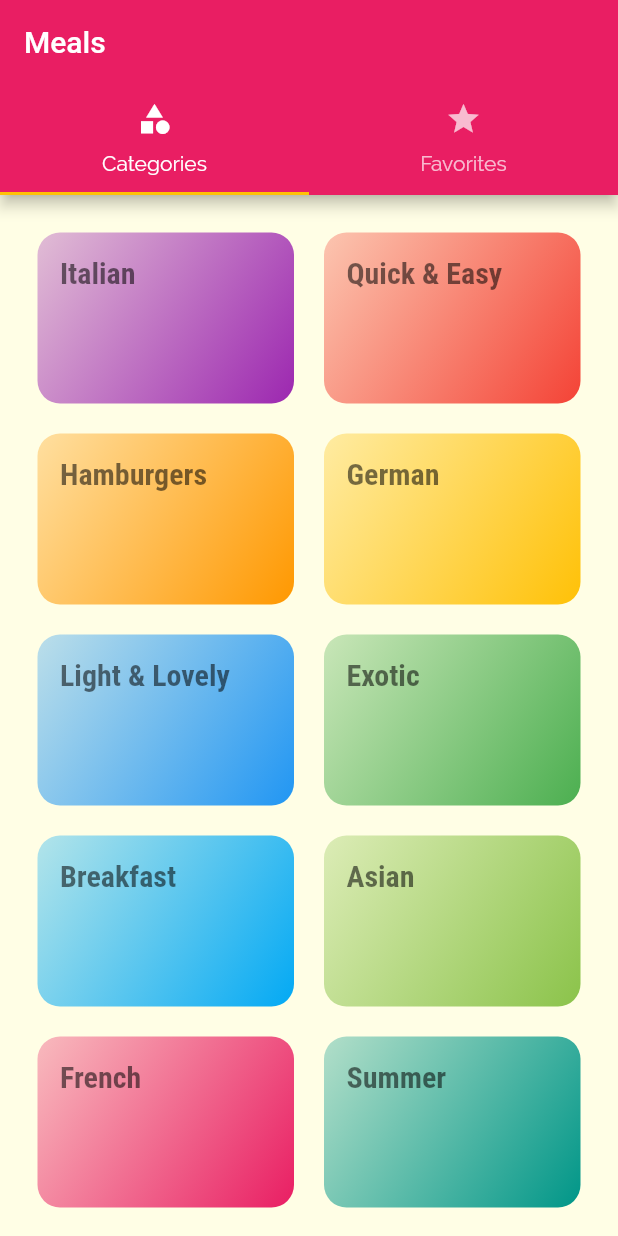
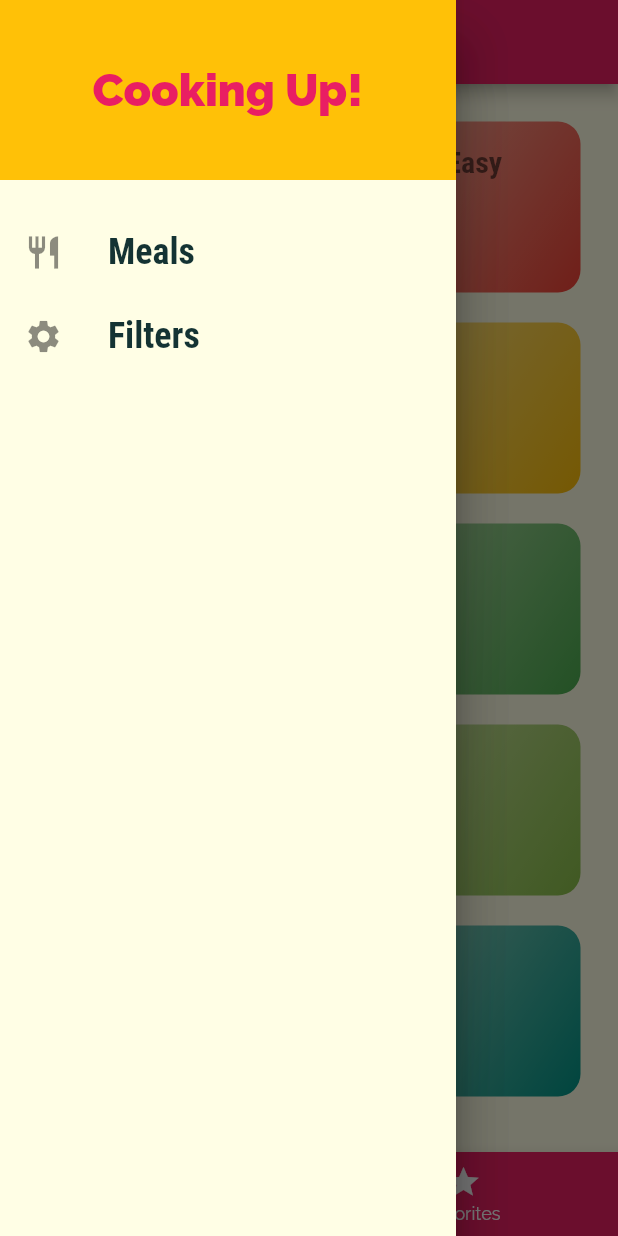
Before and after one commit to maple52046/flutter_demo_1, a Flutter app: the screen it shows after launch, with the side drawer open (before the commit the screen has no drawer), on a phone screen of 412 x 824 dp. Run offline on Flutter 3.47's test engine with Material 2 defaults, Android fonts, the phone set to English and light mode, and no system bars.

Commit message:
Finished pratice

```diff
--- /dev/null
+++ b/lib/drawers/main_drawer.dart
@@ -0,0 +1,59 @@
+import 'package:flutter/material.dart';
+import 'package:udemy_demo_1/screens/filter.dart';
+
+class MainDrawer extends StatelessWidget {
+  const MainDrawer({Key? key}) : super(key: key);
+
+  Widget buildListTile(String title, IconData icon, VoidCallback tapHandler) {
+    return ListTile(
+      leading: Icon(
+        icon,
+        size: 26,
+      ),
+      title: Text(
+        title,
+        style: const TextStyle(
+          fontFamily: 'RobotoCondensed',
+          fontSize: 24,
+          fontWeight: FontWeight.bold,
+        ),
+      ),
+      onTap: tapHandler,
+    );
+  }
+
+  @override
+  Widget build(BuildContext context) {
+    return Drawer(
+      child: Column(
+        children: [
+          Container(
+            height: 120,
+            width: double.infinity,
+            padding: const EdgeInsets.all(20),
+            alignment: Alignment.center,
+            color: Theme.of(context).accentColor,
+            child: Text(
+              'Cooking Up!',
+              style: TextStyle(
+                // fontFamily: 'Raleway',
+                fontWeight: FontWeight.w900,
+                fontSize: 30,
+                color: Theme.of(context).primaryColor,
+              ),
+            ),
+          ),
+          const SizedBox(
+            height: 20,
+          ),
+          buildListTile('Meals', Icons.restaurant, () {
+            Navigator.of(context).pushReplacementNamed('/');
+          }),
+          buildListTile('Filters', Icons.settings, () {
+            Navigator.of(context).pushReplacementNamed(FiltersScreen.routeName);
+          }),
+        ],
+      ),
+    );
+  }
+}
--- a/lib/main.dart
+++ b/lib/main.dart
@@ -1,11 +1,65 @@
 import 'package:flutter/material.dart';
-import 'package:udemy_demo_1/screens/tab.dart';
+import 'dummy_data.dart';
+import 'models/meal.dart';
+import 'screens/filter.dart';
 import 'screens/meal.dart';
 import 'screens/meal_detail.dart';
+import 'screens/tab.dart';
 
 void main() => runApp(MyApp());
 
-class MyApp extends StatelessWidget {
+class MyApp extends StatefulWidget {
+  @override
+  _MyAppState createState() => _MyAppState();
+}
+
+class _MyAppState extends State<MyApp> {
+  Map<String, bool> _filters = {
+    'gluten': false,
+    'lactose': false,
+    'vegan': false,
+    'vegetarian': false,
+  };
+
+  List<Meal> _availableMeals = DUMMY_MEALS;
+  List<Meal> _favoriteMeals = [];
+
+  bool _isFavoriteMeal(String mealId) {
+    return _favoriteMeals.any((meal) => meal.id == mealId);
+  }
+
+  void _setFilters(Map<String, bool> filterData) {
+    setState(() {
+      _filters = filterData;
+      _availableMeals = DUMMY_MEALS.where((meal) {
+        if (_filters['gluten']! && !meal.isGlutenFree) {
+          return false;
+        }
+        if (_filters['lactose']! && !meal.isLactoseFree) {
+          return false;
+        }
+        if (_filters['vegan']! && !meal.isVegan) {
+          return false;
+        }
+        if (_filters['vegetarian']! && meal.isVegetarian) {
+          return false;
+        }
+        return true;
+      }).toList();
+    });
+  }
+
+  void _toggleFavorite(String mealId) {
+    final index = _favoriteMeals.indexWhere((meal) => meal.id == mealId);
+    setState(() {
+      if (index >= 0) {
+        _favoriteMeals.removeAt(index);
+      } else {
+        _favoriteMeals.add(DUMMY_MEALS.firstWhere((meal) => meal.id == mealId));
+      }
+    });
+  }
+
   @override
   Widget build(BuildContext context) {
     return MaterialApp(
@@ -13,12 +67,12 @@ class MyApp extends StatelessWidget {
       theme: ThemeData(
         primarySwatch: Colors.pink,
         accentColor: Colors.amber,
-        canvasColor: Color.fromRGBO(255, 254, 229, 1),
+        canvasColor: const Color.fromRGBO(255, 254, 229, 1),
         fontFamily: 'Raleway',
         textTheme: ThemeData.light().textTheme.copyWith(
-              bodyText1: TextStyle(color: Color.fromRGBO(20, 51, 51, 1)),
-              bodyText2: TextStyle(color: Color.fromRGBO(20, 51, 15, 1)),
-              headline1: TextStyle(
+              bodyText1: const TextStyle(color: Color.fromRGBO(20, 51, 51, 1)),
+              bodyText2: const TextStyle(color: Color.fromRGBO(20, 51, 15, 1)),
+              headline1: const TextStyle(
                 fontSize: 20,
                 fontFamily: 'RobotoCondensed',
                 fontWeight: FontWeight.bold,
@@ -28,9 +82,13 @@ class MyApp extends StatelessWidget {
       initialRoute: '/',
       routes: {
         // '/': (ctx) => CategoriesScreen(),
-        '/': (ctx) => TabsScreen(),
-        MealsScreen.routeName: (ctx) => MealsScreen(),
-        MealDetailScreen.routeName: (ctx) => MealDetailScreen(),
+        '/': (ctx) => TabsScreen(_favoriteMeals),
+        FiltersScreen.routeName: (ctx) => FiltersScreen(_filters, _setFilters),
+        MealsScreen.routeName: (ctx) => MealsScreen(_availableMeals),
+        MealDetailScreen.routeName: (ctx) => MealDetailScreen(
+              _isFavoriteMeal,
+              _toggleFavorite,
+            ),
       },
       onGenerateRoute: (settings) {
         // print(settings.arguments);
@@ -38,7 +96,7 @@ class MyApp extends StatelessWidget {
         // return MaterialPageRoute(builder: (ctx) => MealsScreen());
       },
       onUnknownRoute: (settings) {
-        return MaterialPageRoute(builder: (ctx) => MealsScreen());
+        return MaterialPageRoute(builder: (ctx) => TabsScreen(_favoriteMeals));
       },
     );
   }
--- a/lib/models/meal.dart
+++ b/lib/models/meal.dart
@@ -24,6 +24,7 @@ class Meal {
   final bool isLactoseFree;
   final bool isVegan;
   final bool isVegetarian;
+  bool isFavorite;
 
   Meal({
     required this.id,
@@ -39,5 +40,6 @@ class Meal {
     required this.isLactoseFree,
     required this.isVegan,
     required this.isVegetarian,
+    this.isFavorite = false,
   });
 }
--- a/lib/screens/category.dart
+++ b/lib/screens/category.dart
@@ -8,8 +8,8 @@ class CategoriesScreen extends StatelessWidget {
   @override
   Widget build(BuildContext context) {
     return GridView(
-      padding: EdgeInsets.all(25),
-      gridDelegate: SliverGridDelegateWithMaxCrossAxisExtent(
+      padding: const EdgeInsets.all(25),
+      gridDelegate: const SliverGridDelegateWithMaxCrossAxisExtent(
         maxCrossAxisExtent: 200,
         childAspectRatio: 3 / 2,
         crossAxisSpacing: 20,
--- a/lib/screens/tab.dart
+++ b/lib/screens/tab.dart
@@ -1,15 +1,44 @@
 import 'package:flutter/material.dart';
-import 'package:udemy_demo_1/screens/category.dart';
-import 'package:udemy_demo_1/screens/favorite.dart';
+import 'package:udemy_demo_1/drawers/main_drawer.dart';
+import 'package:udemy_demo_1/models/meal.dart';
+import './category.dart';
+import './favorite.dart';
 
 class TabsScreen extends StatefulWidget {
-  const TabsScreen({Key? key}) : super(key: key);
+  final List<Meal> favoriteMeals;
+  TabsScreen(this.favoriteMeals);
 
   @override
   _TabsScreenState createState() => _TabsScreenState();
 }
 
 class _TabsScreenState extends State<TabsScreen> {
+  // final List<Widget> _pages = [
+  //   CategoriesScreen(),
+  //   FavoritesScreen(),
+  // ];
+
+  List<Map<String, Object>> _pages = [];
+  int _selectedPage = 0;
+
+  @override
+  void initState() {
+    _pages = [
+      {'title': 'Categories', 'page': CategoriesScreen()},
+      {
+        'title': 'Your Favorites',
+        'page': FavoritesScreen(widget.favoriteMeals)
+      },
+    ];
+    super.initState();
+  }
+
+  void _selectPage(int index) {
+    setState(() {
+      _selectedPage = index;
+    });
+  }
+
   @override
   Widget build(BuildContext context) {
     return DefaultTabController(
@@ -17,22 +46,46 @@ class _TabsScreenState extends State<TabsScreen> {
       initialIndex: 0,
       child: Scaffold(
         appBar: AppBar(
-          title: Text('Meals'),
-          bottom: TabBar(
-            tabs: [
-              Tab(
-                icon: Icon(Icons.category),
-                text: 'Categories',
-              ),
-              Tab(
-                icon: Icon(Icons.star),
-                text: 'Favorites',
-              ),
-            ],
-          ),
+          title: Text(_pages[_selectedPage]['title'] as String),
+          // bottom: TabBar(
+          //   tabs: [
+          //     Tab(
+          //       icon: Icon(Icons.category),
+          //       text: 'Categories',
+          //     ),
+          //     Tab(
+          //       icon: Icon(Icons.star),
+          //       text: 'Favorites',
+          //     ),
+          //   ],
+          // ),
         ),
-        body: TabBarView(
-          children: [CategoriesScreen(), FavoritesScreen()],
+        // body: TabBarView(
+        //   children: [CategoriesScreen(), FavoritesScreen()],
+        // ),
+        drawer: Drawer(
+          child: MainDrawer(),
+        ),
+        body: _pages[_selectedPage]['page'] as Widget,
+        bottomNavigationBar: BottomNavigationBar(
+          onTap: _selectPage,
+          unselectedItemColor: Colors.white,
+          selectedItemColor: Colors.white,
+          currentIndex: _selectedPage,
+          backgroundColor: Theme.of(context).primaryColor,
+          // type: BottomNavigationBarType.shifting,
+          items: const [
+            BottomNavigationBarItem(
+              icon: Icon(Icons.category),
+              label: 'Categories',
+              // backgroundColor: Theme.of(context).primaryColor,
+            ),
+            BottomNavigationBarItem(
+              icon: Icon(Icons.star),
+              label: 'Favorites',
+              // backgroundColor: Theme.of(context).accentColor,
+            ),
+          ],
         ),
       ),
     );
```
Also changed, not shown: lib/screens/favorite.dart (+20 -3 lines), lib/screens/filter.dart (added, +115 -0 lines), lib/screens/meal.dart (+55 -24 lines), lib/screens/meal_detail.dart (+28 -6 lines), lib/widgets/meal_item.dart (+28 -23 lines).
